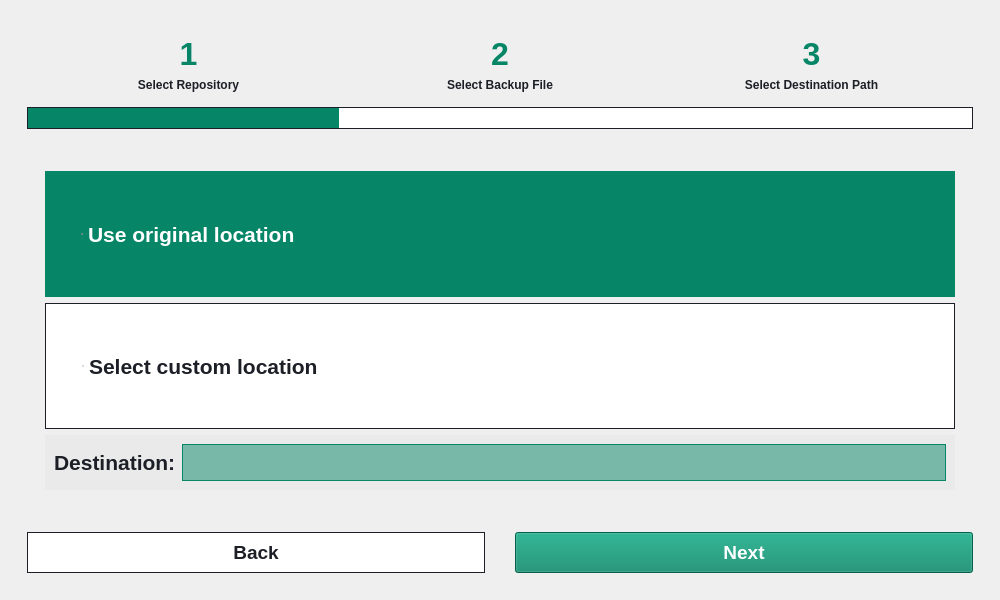
Old version of the form src/gui/tabs/restore_tab.ui in the repository HPE-Backup-and-Recovery-System/ResilioZ.
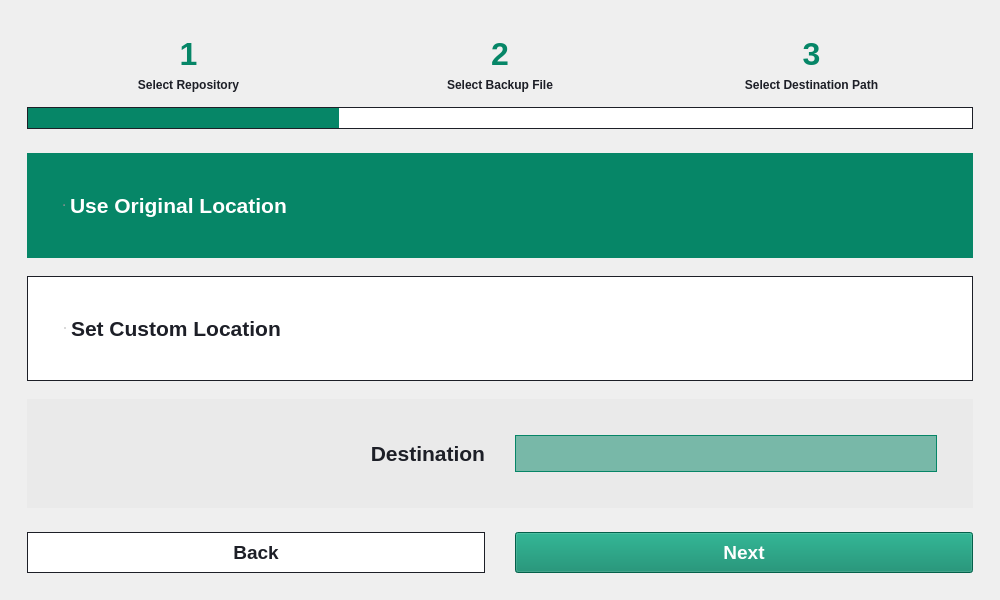
New version of the form. The open tabs and pages were chosen to show the change. Icons and pictures are not drawn.

The edit to the form file:
```diff
--- a/src/gui/tabs/restore_tab.ui
+++ b/src/gui/tabs/restore_tab.ui
@@ -527,24 +527,54 @@
                        <enum>QFrame::Raised</enum>
                       </property>
                       <layout class="QVBoxLayout" name="verticalLayout_6">
+                       <property name="leftMargin">
+                        <number>0</number>
+                       </property>
+                       <property name="topMargin">
+                        <number>0</number>
+                       </property>
+                       <property name="rightMargin">
+                        <number>0</number>
+                       </property>
+                       <property name="bottomMargin">
+                        <number>0</number>
+                       </property>
                        <item>
                         <widget class="QFrame" name="verticalFrame">
                          <property name="styleSheet">
                           <string notr="true"/>
                          </property>
                          <layout class="QVBoxLayout" name="verticalLayout_7">
+                          <property name="spacing">
+                           <number>18</number>
+                          </property>
+                          <property name="leftMargin">
+                           <number>0</number>
+                          </property>
+                          <property name="topMargin">
+                           <number>0</number>
+                          </property>
+                          <property name="rightMargin">
+                           <number>0</number>
+                          </property>
+                          <property name="bottomMargin">
+                           <number>0</number>
+                          </property>
                           <item>
                            <layout class="QVBoxLayout" name="verticalLayout_5">
+                            <property name="spacing">
+                             <number>18</number>
+                            </property>
                             <item>
                              <widget class="QRadioButton" name="originalDestination">
                               <property name="sizePolicy">
-                               <sizepolicy hsizetype="Minimum" vsizetype="Preferred">
+                               <sizepolicy hsizetype="Minimum" vsizetype="Expanding">
                                 <horstretch>0</horstretch>
                                 <verstretch>0</verstretch>
                                </sizepolicy>
                               </property>
                               <property name="text">
-                               <string>Use original location</string>
+                               <string>Use Original Location</string>
                               </property>
                               <property name="checked">
                                <bool>true</bool>
@@ -554,13 +584,13 @@
                             <item>
                              <widget class="QRadioButton" name="customDestination">
                               <property name="sizePolicy">
-                               <sizepolicy hsizetype="Minimum" vsizetype="Preferred">
+                               <sizepolicy hsizetype="Minimum" vsizetype="Expanding">
                                 <horstretch>0</horstretch>
                                 <verstretch>0</verstretch>
                                </sizepolicy>
                               </property>
                               <property name="text">
-                               <string>Select custom location</string>
+                               <string>Set Custom Location</string>
                               </property>
                              </widget>
                             </item>
@@ -593,10 +623,28 @@
 }</string>
                             </property>
                             <layout class="QHBoxLayout" name="horizontalLayout_2">
+                             <property name="spacing">
+                              <number>30</number>
+                             </property>
+                             <property name="leftMargin">
+                              <number>36</number>
+                             </property>
+                             <property name="topMargin">
+                              <number>36</number>
+                             </property>
+                             <property name="rightMargin">
+                              <number>36</number>
+                             </property>
+                             <property name="bottomMargin">
+                              <number>36</number>
+                             </property>
                              <item>
                               <widget class="QLabel" name="label">
                                <property name="text">
-                                <string>Destination:</string>
+                                <string>Destination</string>
+                               </property>
+                               <property name="alignment">
+                                <set>Qt::AlignRight|Qt::AlignTrailing|Qt::AlignVCenter</set>
                                </property>
                               </widget>
                              </item>
@@ -605,6 +653,12 @@
                                <property name="enabled">
                                 <bool>false</bool>
                                </property>
+                               <property name="sizePolicy">
+                                <sizepolicy hsizetype="Preferred" vsizetype="Fixed">
+                                 <horstretch>0</horstretch>
+                                 <verstretch>0</verstretch>
+                                </sizepolicy>
+                               </property>
                                <property name="styleSheet">
                                 <string notr="true"/>
                                </property>
```
Left out of the diff: 3 changed lines with no effect on the pictures.
